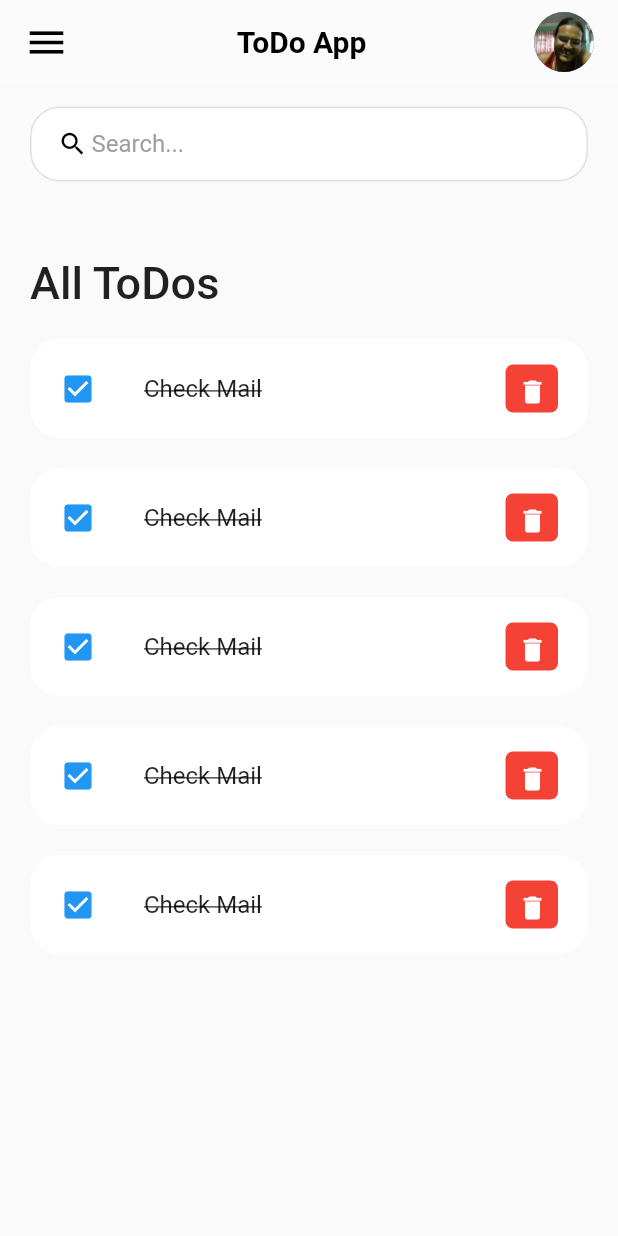
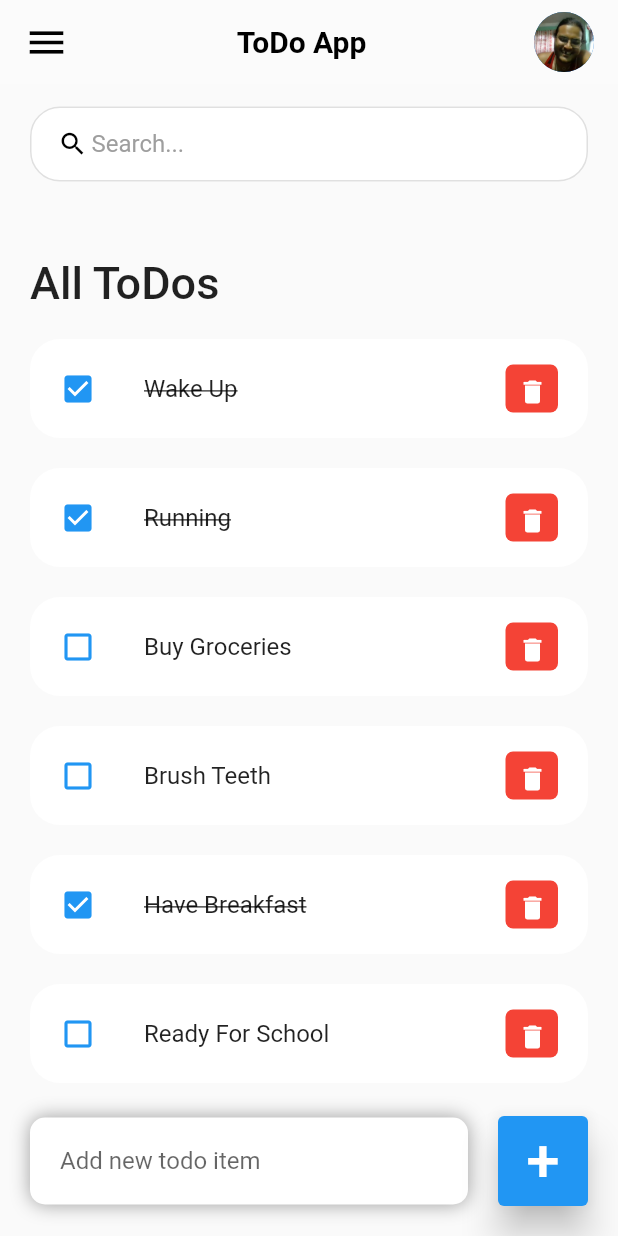
Before and after one commit to DibashThapa10/todo_app, a Flutter app: the screen it shows after launch, on a phone screen of 412 x 824 dp. Run offline on Flutter 3.47's test engine with Material 2 defaults, Android fonts, the phone set to English and light mode, and no system bars.

Commit message:
delete and add todo list

```diff
--- a/lib/home_page/home_page.dart
+++ b/lib/home_page/home_page.dart
@@ -1,10 +1,19 @@
 import 'package:flutter/material.dart';
+import 'package:todo_app/model/todo.dart';
 import 'package:todo_app/widget/todo_list.dart';
 
 import '../widget/new_widget.dart';
 
-class HomePage extends StatelessWidget {
+class HomePage extends StatefulWidget {
   const HomePage({Key? key}) : super(key: key);
+
+  @override
+  State<HomePage> createState() => _HomePageState();
+}
+
+class _HomePageState extends State<HomePage> {
+  final todosList = ToDO.todoList();
+  final _todoController = TextEditingController();
 
   @override
   Widget build(BuildContext context) {
@@ -34,7 +43,9 @@ class HomePage extends StatelessWidget {
           ],
         ),
       ),
-      body: Container(
+      body: Stack(
+        children: [
+          Container(
             padding: const EdgeInsets.symmetric(horizontal: 20, vertical: 15),
             child: Column(
               children: [
@@ -46,21 +57,94 @@ class HomePage extends StatelessWidget {
                         margin: const EdgeInsets.only(top: 50, bottom: 20),
                         child: const Text(
                           "All ToDos",
-                      style:
-                          TextStyle(fontSize: 30, fontWeight: FontWeight.w500),
+                          style: TextStyle(
+                              fontSize: 30, fontWeight: FontWeight.w500),
                         ),
                       ),
-                  const ToDoItem(),
-                  const ToDoItem(),
-                  const ToDoItem(),
-                  const ToDoItem(),
-                  const ToDoItem(),
+                      for (ToDO todos in todosList)
+                        ToDoItem(
+                          todo: todos,
+                          onToDoChanged: _handleToDoChange,
+                          onDeleteItem: _deleteToDoItem,
+                        ),
                     ],
                   ),
                 ),
               ],
             ),
           ),
+          Align(
+            alignment: Alignment.bottomCenter,
+            child: Row(
+              children: [
+                Expanded(
+                    child: Container(
+                  padding:
+                      const EdgeInsets.symmetric(horizontal: 20, vertical: 5),
+                  margin:
+                      const EdgeInsets.only(bottom: 20, right: 20, left: 20),
+                  decoration: BoxDecoration(
+                      color: Colors.white,
+                      boxShadow: const [
+                        BoxShadow(
+                            color: Colors.grey,
+                            offset: Offset(0.0, 0.0),
+                            blurRadius: 10.0,
+                            spreadRadius: 0.0)
+                      ],
+                      borderRadius: BorderRadius.circular(10)),
+                  child: TextField(
+                    controller: _todoController,
+                    decoration: const InputDecoration(
+                        hintText: "Add new todo item",
+                        border: InputBorder.none),
+                  ),
+                )),
+                Container(
+                  margin: const EdgeInsets.only(bottom: 20, right: 20),
+                  child: ElevatedButton(
+                    style: ElevatedButton.styleFrom(
+                      backgroundColor: Colors.blue,
+                      minimumSize: const Size(60, 60),
+                      elevation: 10,
+                    ),
+                    child: const Text(
+                      "+",
+                      style: TextStyle(
+                        fontSize: 40,
+                      ),
+                    ),
+                    onPressed: () {
+                      _addToDoItem(_todoController.text);
+                    },
+                  ),
+                ),
+              ],
+            ),
+          )
+        ],
+      ),
     );
   }
+
+  void _handleToDoChange(ToDO todo) {
+    setState(() {
+      todo.isdone = !todo.isdone;
+    });
   }
+
+  void _deleteToDoItem(String id) {
+    setState(() {
+      todosList.removeWhere((item) => item.id == id);
+    });
+  }
+
+  void _addToDoItem(String todo) {
+    setState(() {
+      todosList.add(ToDO(
+          id: DateTime.now().millisecondsSinceEpoch.toString(),
+          todotext: todo));
+    });
+    _todoController.clear();
+  }
+}
--- a/lib/model/todo.dart
+++ b/lib/model/todo.dart
@@ -1,7 +1,7 @@
 class ToDO {
   final String id;
   final String todotext;
-  final bool isdone;
+   bool isdone;
 
   ToDO({
     required this.id,
--- a/lib/widget/todo_list.dart
+++ b/lib/widget/todo_list.dart
@@ -1,29 +1,40 @@
 import 'package:flutter/material.dart';
+import 'package:todo_app/model/todo.dart';
 
 class ToDoItem extends StatelessWidget {
-  const ToDoItem({Key? key}) : super(key: key);
+  final ToDO todo;
+  final onToDoChanged;
+  final onDeleteItem;
+  const ToDoItem(
+      {Key? key,
+      required this.todo,
+      required this.onToDoChanged,
+      required this.onDeleteItem})
+      : super(key: key);
 
   @override
   Widget build(BuildContext context) {
     return Container(
       margin: const EdgeInsets.only(bottom: 20),
       child: ListTile(
-        onTap: () {},
+        onTap: () {
+          onToDoChanged(todo);
+        },
         shape: RoundedRectangleBorder(
           borderRadius: BorderRadius.circular(20),
         ),
         contentPadding: const EdgeInsets.symmetric(horizontal: 20, vertical: 5),
         tileColor: Colors.white,
-        leading: const Icon(
-          Icons.check_box,
+        leading: Icon(
+          todo.isdone ? Icons.check_box : Icons.check_box_outline_blank,
           color: Colors.blue,
         ),
-        title: const Text(
-          "Check Mail",
+        title: Text(
+          todo.todotext,
           style: TextStyle(
             fontSize: 16,
             color: Colors.black87,
-            decoration: TextDecoration.lineThrough,
+            decoration: todo.isdone ? TextDecoration.lineThrough : null,
           ),
         ),
         trailing: Container(
@@ -34,7 +45,9 @@ class ToDoItem extends StatelessWidget {
           decoration: BoxDecoration(
               color: Colors.red, borderRadius: BorderRadius.circular(5)),
           child: IconButton(
-            onPressed: () {},
+            onPressed: () {
+              onDeleteItem(todo.id);
+            },
             color: Colors.white,
             iconSize: 20,
             icon: const Icon(Icons.delete),
```
Lines whose indentation alone changed are shown as unchanged.
